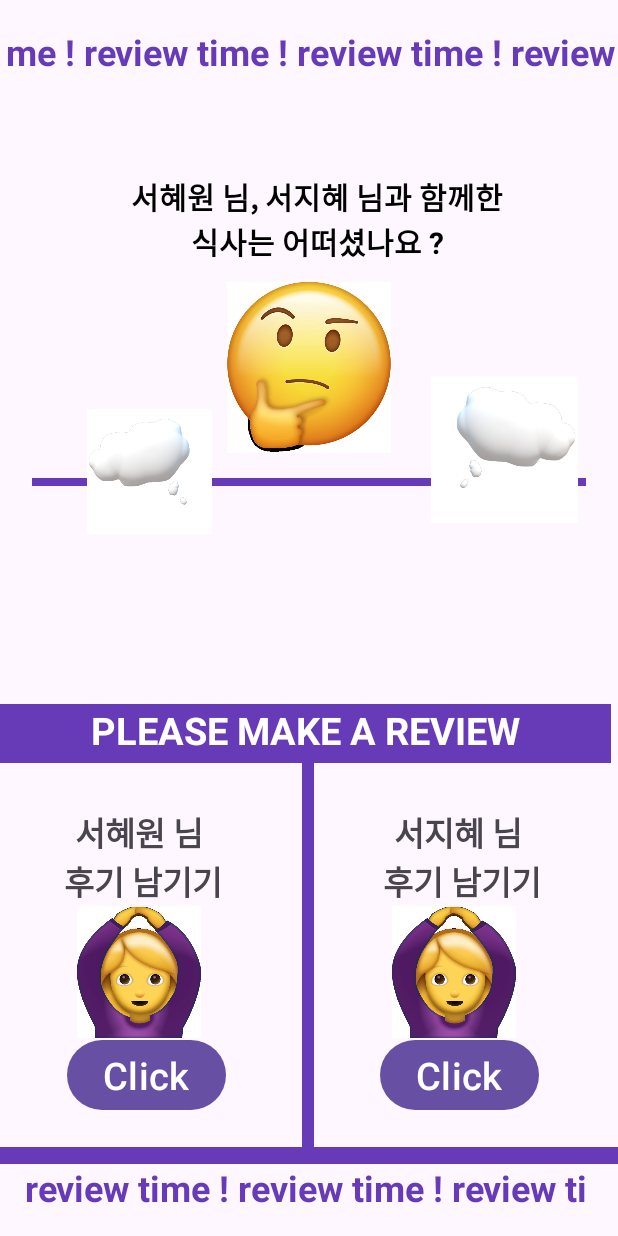
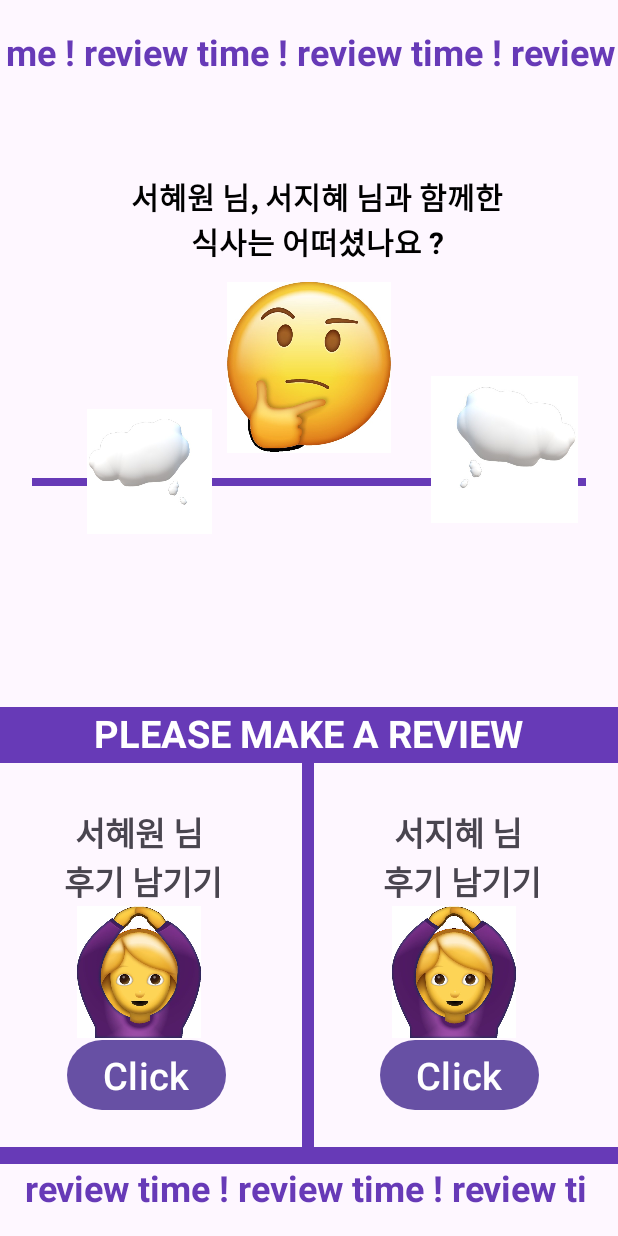
Before and after one commit to Haedal-Appdong-Hackathon/06_knu_fcs, an Android app: the MainActivity3 screen opened directly, with no data from a screen before it, on a phone screen of 412 x 824 dp. Run offline under Robolectric (Android 15) with nearby library versions, the phone set to English and light mode, and no system bars.

Commit message:
change xml

```diff
--- a/app/src/main/res/layout/page4.xml
+++ b/app/src/main/res/layout/page4.xml
@@ -80,8 +80,8 @@
 
     <TextView
         android:id="@+id/textView6"
-        android:layout_width="407dp"
-        android:layout_height="39dp"
+        android:layout_width="414dp"
+        android:layout_height="37dp"
         android:background="#000000"
         android:backgroundTint="#673AB7"
         android:text="PLEASE MAKE A REVIEW"
@@ -92,7 +92,7 @@
         android:textStyle="bold"
         app:layout_constraintBottom_toTopOf="@+id/textView20"
         app:layout_constraintEnd_toEndOf="parent"
-        app:layout_constraintHorizontal_bias="0.0"
+        app:layout_constraintHorizontal_bias="1.0"
         app:layout_constraintStart_toStartOf="parent"
         app:layout_constraintTop_toTopOf="parent"
         app:layout_constraintVertical_bias="1.0" />
```
